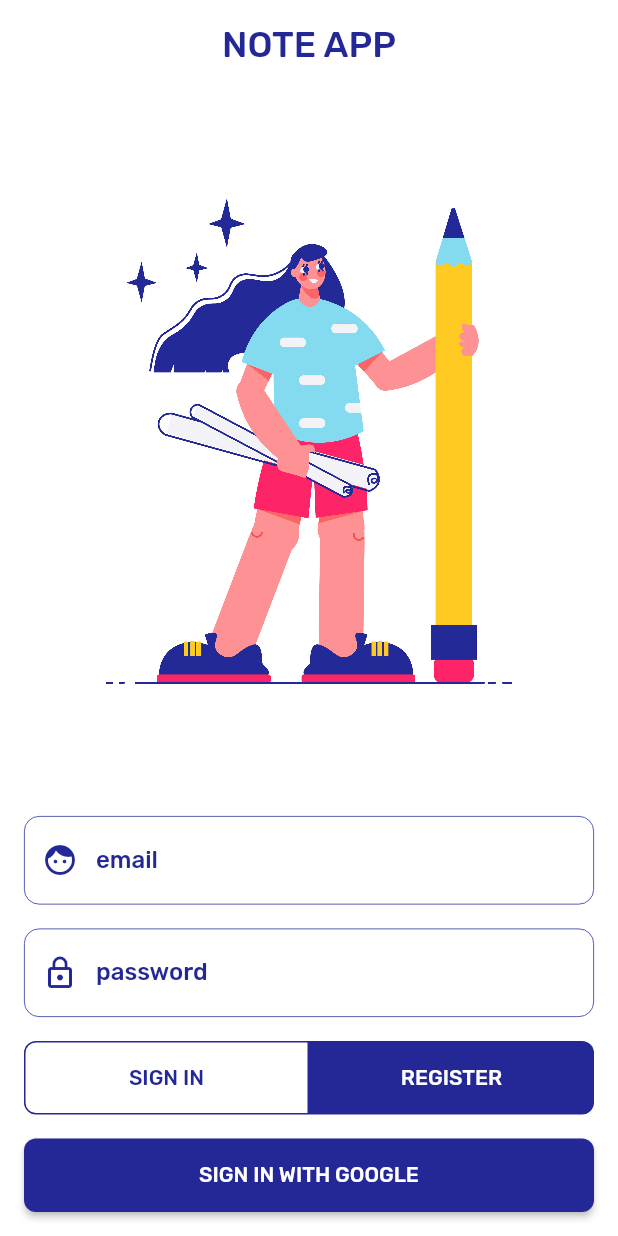
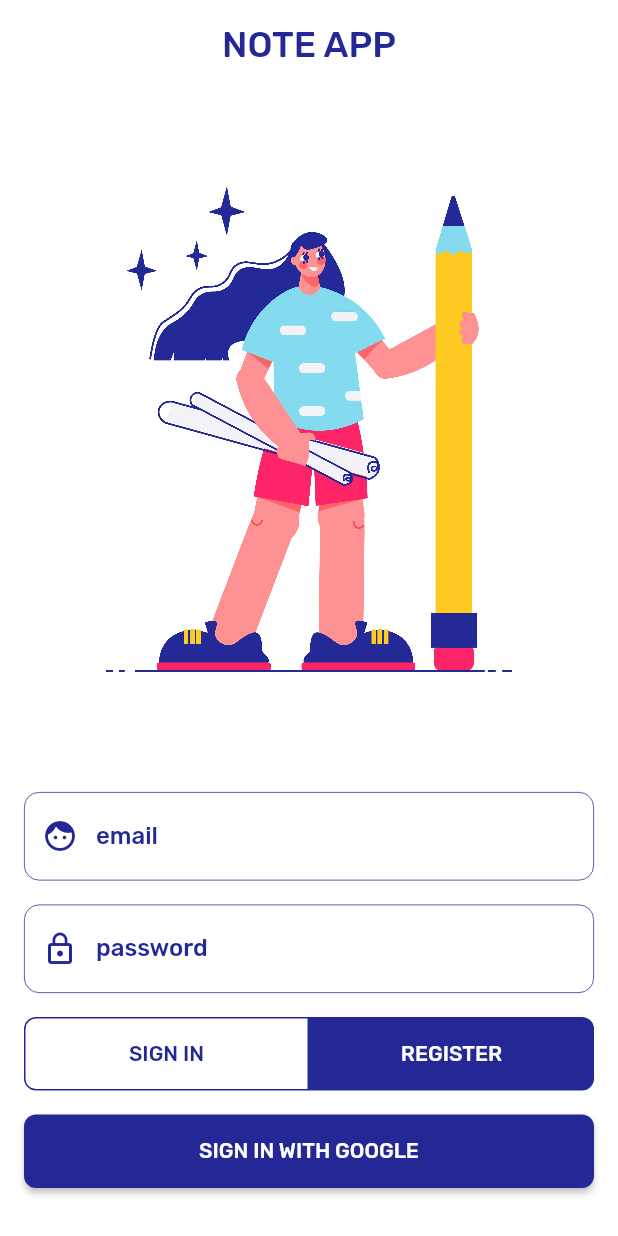
Before and after one commit to NatGgit/domain_driven_design_note_app, a Flutter app: the screen it shows after launch, on a phone screen of 412 x 824 dp. Run offline on Flutter 3.47's test engine with Material 2 defaults, Android fonts, the phone set to English and light mode, and no system bars; our stand-ins replace bloc, dartz, firebase_auth, firebase_core, flutter_bloc, freezed_annotation and 3 more; accounts and stored records are empty; generated files the repository leaves out were written again.

Commit message:
code tweaks

```diff
--- a/lib/application/auth/sign_in_form/sign_in_form_bloc.dart
+++ b/lib/application/auth/sign_in_form/sign_in_form_bloc.dart
@@ -34,9 +34,11 @@ class SignInFormBloc extends Bloc<SignInFormEvent, SignInFormState> {
     on<RegisterWithEmail>((event, emit) async {
       await _submit(emit, _authFacade.registerWithEmailAndPassword);
     });
+
     on<SignInWithEmail>((event, emit) async {
       await _submit(emit, _authFacade.signInWithEmailAndPassword);
     });
+
     on<SignWithGoogle>((event, emit) async {
       emit(
         state.copyWith(
@@ -51,7 +53,7 @@ class SignInFormBloc extends Bloc<SignInFormEvent, SignInFormState> {
           state.copyWith(
             isSubmitting: false,
             authFailure: failure,
-            showErrorMessages: false,
+            showErrorMessages: true,
           ),
         ),
         (success) => emit(
--- a/lib/domain/auth/auth_failures.dart
+++ b/lib/domain/auth/auth_failures.dart
@@ -1,6 +1,6 @@
 enum AuthFailure {
   invalidEmailOrPassword(message: 'Invalid email or password'),
-  cancelledByUser(message: 'Cancelled by usesr'),
+  cancelledByUser(message: 'Cancelled by user'),
   emailAlreadyExists(message: 'User with this email already exists'),
   generalFailure(message: 'Something went wrong');
 
--- a/lib/infrastructure/auth/firebase_auth_facade.dart
+++ b/lib/infrastructure/auth/firebase_auth_facade.dart
@@ -64,9 +64,7 @@ class FirebaseAuthFacade implements IAuthFacade {
           await _firebaseAuth.signInWithCredential(authCredential);
         } on FirebaseAuthException catch (e) {
           log(e.toString());
-          if (e.code == 'user-not-found' || e.code == 'wrong-password') {
-            return const Left(AuthFailure.invalidEmailOrPassword);
-          }
+          return const Left(AuthFailure.generalFailure);
         }
 
         return const Right(null);
--- a/lib/presentation/sign_in/sign_in_screen.dart
+++ b/lib/presentation/sign_in/sign_in_screen.dart
@@ -1,20 +1,29 @@
 import 'package:domain_driven_design_note_app/application/auth/sign_in_form/sign_in_form_bloc.dart';
+import 'package:domain_driven_design_note_app/domain/core/validation_helper.dart';
 import 'package:domain_driven_design_note_app/gen/assets.gen.dart';
 import 'package:domain_driven_design_note_app/presentation/core/app_constants.dart';
+import 'package:domain_driven_design_note_app/presentation/core/app_dialogs.dart';
 import 'package:flutter/material.dart';
 import 'package:flutter_bloc/flutter_bloc.dart';
 
 class SignInScreen extends StatelessWidget {
   const SignInScreen({super.key});
 
+  static final formKey = GlobalKey<FormState>();
+
   @override
   Widget build(BuildContext context) {
     return Scaffold(
+      resizeToAvoidBottomInset: false,
       body: SafeArea(
-        child: Center(
+        child: SingleChildScrollView(
+          child: Column(
+            mainAxisSize: MainAxisSize.min,
+            children: [
+              SizedBox(
+                height: MediaQuery.of(context).size.height - 16,
                 child: Column(
                   mainAxisAlignment: MainAxisAlignment.center,
-            crossAxisAlignment: CrossAxisAlignment.stretch,
                   mainAxisSize: MainAxisSize.min,
                   children: [
                     const SizedBox(
@@ -38,11 +47,24 @@ class SignInScreen extends StatelessWidget {
                         }
                       },
                       builder: (context, state) => Form(
-                  child: ListView(
+                        key: formKey,
+                        child: Padding(
                           padding: const EdgeInsets.symmetric(horizontal: 16),
-                    shrinkWrap: true,
+                          child: Column(
+                            crossAxisAlignment: CrossAxisAlignment.stretch,
                             children: [
                               TextFormField(
+                                onChanged: (newValue) {
+                                  context
+                                      .read<SignInFormBloc>()
+                                      .add(EmailChanged(newValue));
+                                },
+                                validator: (newValue) {
+                                  return ValidationHelper.validateEmail(
+                                      newValue!);
+                                },
+                                autovalidateMode:
+                                    AutovalidateMode.onUserInteraction,
                                 decoration: const InputDecoration(
                                   labelText: 'email',
                                   prefixIcon: Icon(
@@ -56,6 +78,17 @@ class SignInScreen extends StatelessWidget {
                                 height: 16,
                               ),
                               TextFormField(
+                                onChanged: (newValue) {
+                                  context
+                                      .read<SignInFormBloc>()
+                                      .add(PasswordChanged(newValue));
+                                },
+                                validator: (newValue) {
+                                  return ValidationHelper.validatePassword(
+                                      newValue!);
+                                },
+                                autovalidateMode:
+                                    AutovalidateMode.onUserInteraction,
                                 decoration: const InputDecoration(
                                   labelText: 'password',
                                   prefixIcon: Icon(
@@ -76,13 +109,25 @@ class SignInScreen extends StatelessWidget {
                                 children: [
                                   Expanded(
                                     child: OutlinedButton(
-                              onPressed: () {},
+                                      onPressed: () {
+                                        if (formKey.currentState!.validate()) {
+                                          context.read<SignInFormBloc>().add(
+                                              const SignInFormEvent
+                                                  .signInWithEmail());
+                                        }
+                                      },
                                       child: Text('Sign in'.toUpperCase()),
                                     ),
                                   ),
                                   Expanded(
                                     child: FilledButton(
-                              onPressed: () {},
+                                      onPressed: () {
+                                        if (formKey.currentState!.validate()) {
+                                          context.read<SignInFormBloc>().add(
+                                              const SignInFormEvent
+                                                  .registerWithEmail());
+                                        }
+                                      },
                                       child: Text('Register'.toUpperCase()),
                                     ),
                                   ),
@@ -92,15 +137,26 @@ class SignInScreen extends StatelessWidget {
                                 height: 16,
                               ),
                               ElevatedButton(
-                        onPressed: () {},
-                        child: Text('Sign in with Google'.toUpperCase()),
+                                onPressed: () {
+                                  context.read<SignInFormBloc>().add(
+                                      const SignInFormEvent.signInWithGoogle());
+                                },
+                                child:
+                                    Text('Sign in with Google'.toUpperCase()),
                               ),
                               const SizedBox(
                                 height: 16,
-                      )
+                              ),
                             ],
                           ),
                         ),
+                      ),
+                    ),
+                  ],
+                ),
+              ),
+              SizedBox(
+                height: MediaQuery.of(context).viewInsets.bottom,
               )
             ],
           ),
```
Also changed, not shown: 1 other file. Lines whose indentation alone changed are shown as unchanged.
